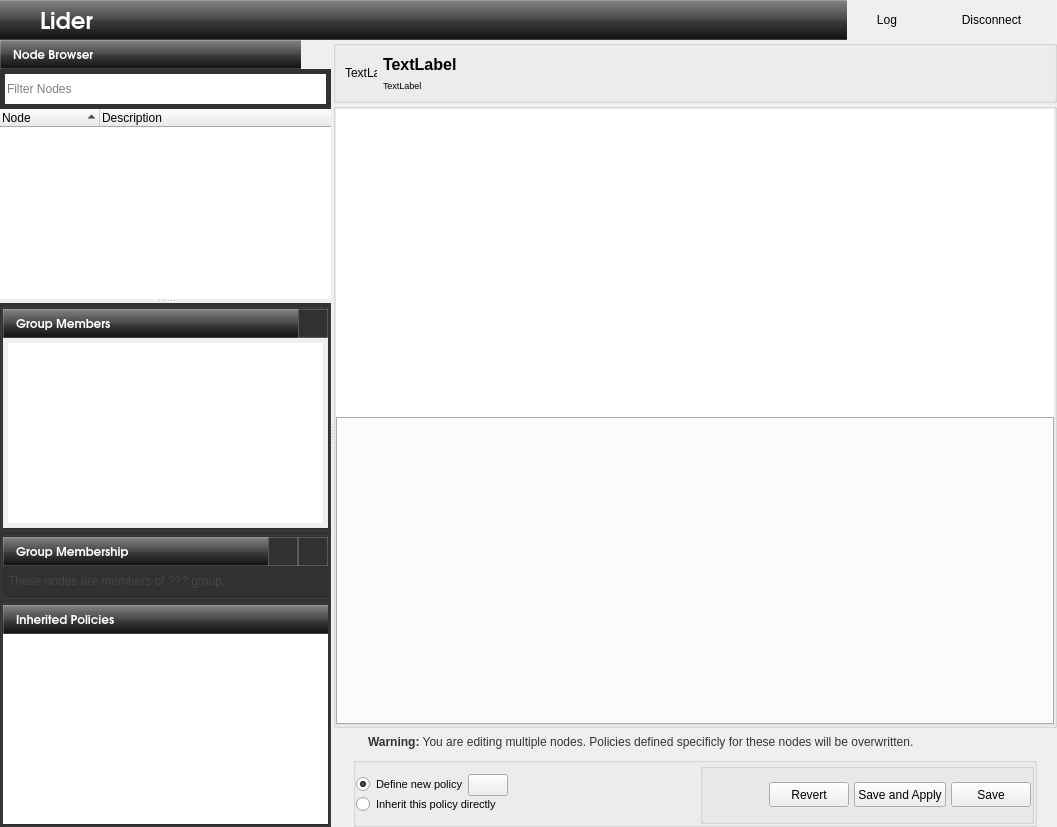
Above: 2.0/renan.cakirerk/ahenk/lider/lider/main.ui from pars-linux/uludag before the change. Below: the same form after it.
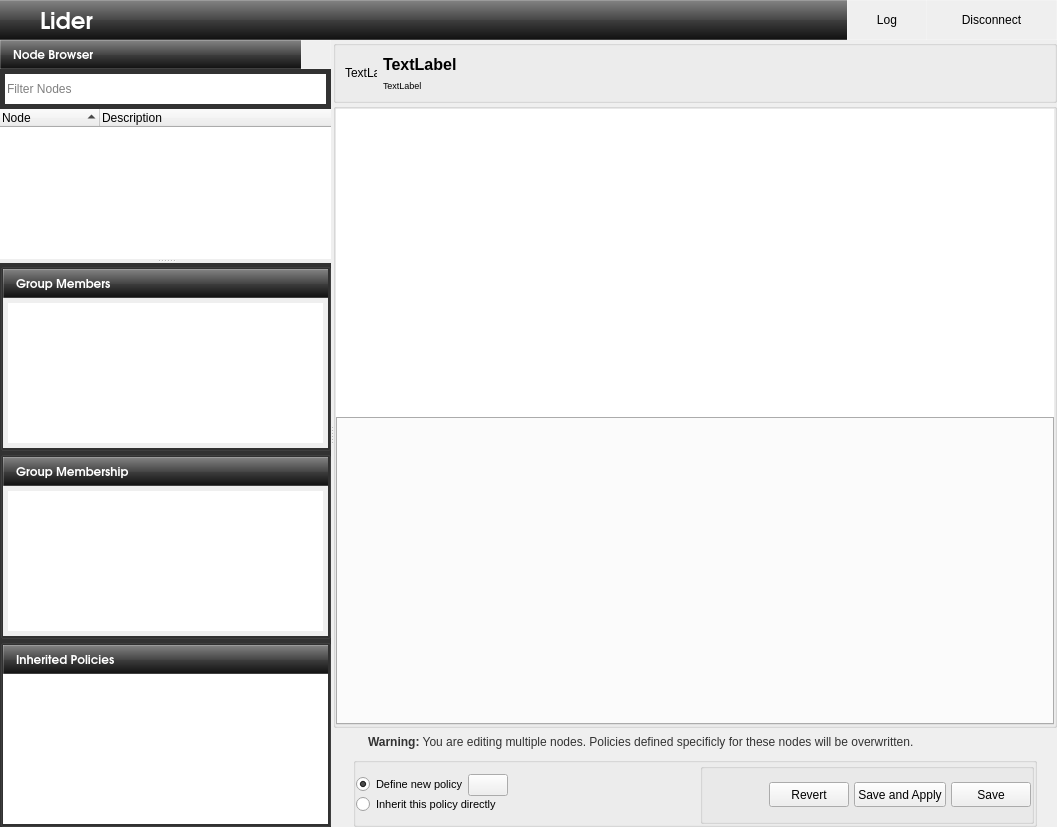
That is the form after the change. Icons and pictures are not drawn.

Commit message: ui changes to list memberships of the current user

Patch:
```diff
--- a/2.0/renan.cakirerk/ahenk/lider/lider/main.ui
+++ b/2.0/renan.cakirerk/ahenk/lider/lider/main.ui
@@ -1364,8 +1364,15 @@
                       <verstretch>1</verstretch>
                      </sizepolicy>
                     </property>
+                    <property name="font">
+                     <font>
+                      <pointsize>8</pointsize>
+                      <underline>false</underline>
+                      <strikeout>false</strikeout>
+                     </font>
+                    </property>
                     <property name="styleSheet">
-                     <string notr="true">#listGroupMembers { padding: 5px;}</string>
+                     <string notr="true">#listGroupMembers { padding: 5px; font-size: 8pt}</string>
                     </property>
                     <property name="frameShape">
                      <enum>QFrame::NoFrame</enum>
@@ -1408,7 +1415,7 @@
                     </property>
                    </widget>
                   </item>
-                  <item row="0" column="1">
+                  <item row="0" column="1" colspan="2">
                    <widget class="QLabel" name="label_9">
                     <property name="sizePolicy">
                      <sizepolicy hsizetype="Preferred" vsizetype="Preferred">
@@ -1458,36 +1465,6 @@
                     </property>
                    </widget>
                   </item>
-                  <item row="0" column="2">
-                   <widget class="QPushButton" name="pushGroupEdit">
-                    <property name="minimumSize">
-                     <size>
-                      <width>30</width>
-                      <height>29</height>
-                     </size>
-                    </property>
-                    <property name="maximumSize">
-                     <size>
-                      <width>30</width>
-                      <height>16777215</height>
-                     </size>
-                    </property>
-                    <property name="autoFillBackground">
-                     <bool>false</bool>
-                    </property>
-                    <property name="styleSheet">
-                     <string notr="true">border: 1px solid rgba(255,255,255,50);
-border-radius: 0px;</string>
-                    </property>
-                    <property name="text">
-                     <string/>
-                    </property>
-                    <property name="icon">
-                     <iconset resource="data.qrc">
-                      <normaloff>:/icons/settings32.png</normaloff>:/icons/settings32.png</iconset>
-                    </property>
-                   </widget>
-                  </item>
                  </layout>
                 </widget>
                </item>
@@ -1551,37 +1528,7 @@
                     </property>
                    </widget>
                   </item>
-                  <item row="1" column="0" colspan="4">
-                   <widget class="QLabel" name="labelGroupOld">
-                    <property name="sizePolicy">
-                     <sizepolicy hsizetype="Preferred" vsizetype="Preferred">
-                      <horstretch>0</horstretch>
-                      <verstretch>0</verstretch>
-                     </sizepolicy>
-                    </property>
-                    <property name="minimumSize">
-                     <size>
-                      <width>0</width>
-                      <height>30</height>
-                     </size>
-                    </property>
-                    <property name="styleSheet">
-                     <string notr="true">        show-decoration-selected: 1; /* make the selection span the entire width of the view */
-        color: #444444;
-        font-size: 12px;
-        text-decoration: none;
-        background-color: qlineargradient(spread:pad, x1:0.5, y1:0, x2:0.516304,
-            y2:0.653, stop:0 rgba(171, 171, 171, 255), stop:1 rgba(255, 255, 255, 220));</string>
-                    </property>
-                    <property name="text">
-                     <string>These nodes are members of ??? group.</string>
-                    </property>
-                    <property name="indent">
-                     <number>5</number>
-                    </property>
-                   </widget>
-                  </item>
-                  <item row="0" column="1">
+                  <item row="0" column="1" colspan="2">
                    <widget class="QLabel" name="label_11">
                     <property name="sizePolicy">
                      <sizepolicy hsizetype="Preferred" vsizetype="Preferred">
@@ -1631,63 +1578,26 @@
                     </property>
                    </widget>
                   </item>
-                  <item row="0" column="3">
-                   <widget class="QPushButton" name="pushGroupNew">
-                    <property name="minimumSize">
-                     <size>
-                      <width>30</width>
-                      <height>29</height>
-                     </size>
+                  <item row="1" column="0" colspan="3">
+                   <widget class="QListWidget" name="listGMemberships">
+                    <property name="sizePolicy">
+                     <sizepolicy hsizetype="Preferred" vsizetype="Preferred">
+                      <horstretch>0</horstretch>
+                      <verstretch>1</verstretch>
+                     </sizepolicy>
                     </property>
-                    <property name="maximumSize">
-                     <size>
-                      <width>30</width>
-                      <height>16777215</height>
-                     </size>
+                    <property name="font">
+                     <font>
+                      <pointsize>8</pointsize>
+                      <underline>false</underline>
+                      <strikeout>false</strikeout>
+                     </font>
                     </property>
-                    <property name="autoFillBackground">
-                     <bool>false</bool>
-                    </property>
                     <property name="styleSheet">
-                     <string notr="true">border: 1px solid rgba(255,255,255,50);
-border-radius: 0px;</string>
+                     <string notr="true">#listGMemberships { padding: 5px; font-size: 8pt}</string>
                     </property>
-                    <property name="text">
-                     <string/>
-                    </property>
-                    <property name="icon">
-                     <iconset resource="data.qrc">
-                      <normaloff>:/icons/list-add.png</normaloff>:/icons/list-add.png</iconset>
-                    </property>
-                   </widget>
-                  </item>
-                  <item row="0" column="2">
-                   <widget class="QPushButton" name="pushGroupOld">
-                    <property name="minimumSize">
-                     <size>
-                      <width>30</width>
-                      <height>29</height>
-                     </size>
-                    </property>
-                    <property name="maximumSize">
-                     <size>
-                      <width>30</width>
-                      <height>16777215</height>
-                     </size>
-                    </property>
-                    <property name="autoFillBackground">
-                     <bool>false</bool>
-                    </property>
-                    <property name="styleSheet">
-                     <string notr="true">border: 1px solid rgba(255,255,255,50);
-border-radius: 0px;</string>
-                    </property>
-                    <property name="text">
-                     <string/>
-                    </property>
-                    <property name="icon">
-                     <iconset resource="data.qrc">
-                      <normaloff>:/icons/settings32.png</normaloff>:/icons/settings32.png</iconset>
+                    <property name="frameShape">
+                     <enum>QFrame::NoFrame</enum>
                     </property>
                    </widget>
                   </item>
```
